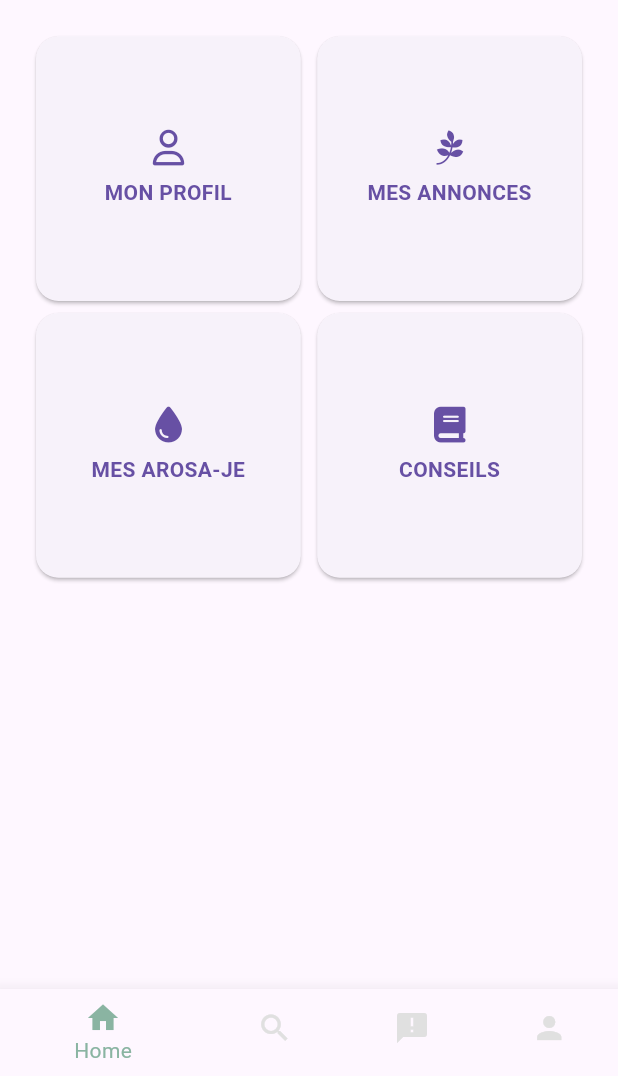
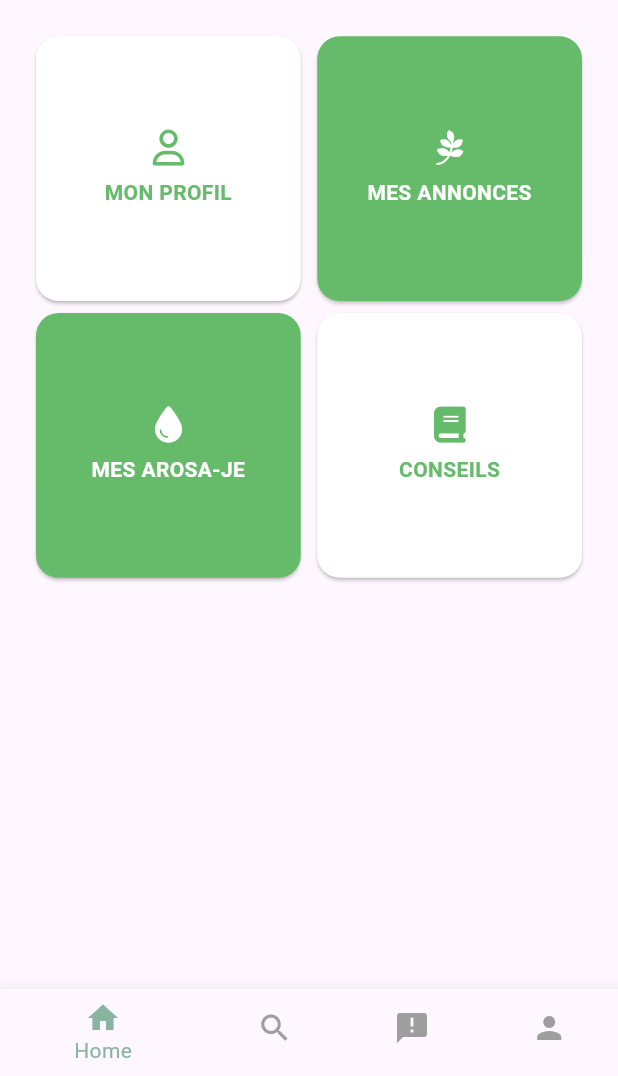
Before and after one commit to Coulibaly00180/MSPR, a Flutter app: the screen it shows after launch, on a phone screen of 412 x 824 dp, the part 160-1236 px from its top. Run offline on Flutter 3.47's test engine with Material 3 defaults, Android fonts, the phone set to English and light mode, and no system bars; our stand-ins replace flutter_map, font_awesome_flutter, go_router, google_fonts, latlong2; missing offline and left inert: navigator.

Commit message:
add colors home page

```diff
--- a/front/lib/app.dart
+++ b/front/lib/app.dart
@@ -47,7 +47,7 @@ class _MyAppState extends State<MyApp> {
           elevation: 10,
           currentIndex: _currentIndex,
           onTap: setCurrentIndex, // Met à jour l'index lorsqu'un onglet est tapé
-          unselectedItemColor: Colors.grey.shade300,
+          unselectedItemColor: Colors.grey,
           items: const [
             BottomNavigationBarItem(
               icon: Icon(Icons.home),
--- a/front/lib/page/home/home_page.dart
+++ b/front/lib/page/home/home_page.dart
@@ -53,7 +53,7 @@ class _HomePageState extends State<HomePage> {
 
   void _showWelcomeMessage() {
     final snackBar = SnackBar(
-      content: Text('Welcome to the App!', textAlign: TextAlign.center),
+      content: const Text('Welcome to the App!', textAlign: TextAlign.center),
       duration: Duration(seconds: 2),
       backgroundColor: Theme.of(context).primaryColor,
     );
@@ -75,10 +75,10 @@ class _HomePageState extends State<HomePage> {
                 mainAxisSpacing: 0,
                 crossAxisCount: 2,
                 children: <Widget>[
-                  _buildButton(context, "MON PROFIL", FontAwesomeIcons.user, "/profil"),
-                  _buildButton(context, "MES ANNONCES", FontAwesomeIcons.pagelines, "/annoncesMenu"),
-                  _buildButton(context, "MES AROSA-JE", FontAwesomeIcons.droplet, "/arosa-je"),
-                  _buildButton(context, "CONSEILS", FontAwesomeIcons.book, "/catalog"),
+                  _buildButton(context, "MON PROFIL", FontAwesomeIcons.user, "/profil", true),
+                  _buildButton(context, "MES ANNONCES", FontAwesomeIcons.pagelines, "/annoncesMenu", false),
+                  _buildButton(context, "MES AROSA-JE", FontAwesomeIcons.droplet, "/arosa-je", false),
+                  _buildButton(context, "CONSEILS", FontAwesomeIcons.book, "/catalog", true),
                 ],
               ),
             ),
@@ -88,7 +88,7 @@ class _HomePageState extends State<HomePage> {
     );
   }
 
-  Widget _buildButton(BuildContext context, String text, IconData iconData, String route) {
+  Widget _buildButton(BuildContext context, String text, IconData iconData, String route, bool isLight) {
     final isButtonPressed = _isPressed[route] ?? false; // Default to not pressed
 
     return GestureDetector(
@@ -104,6 +104,7 @@ class _HomePageState extends State<HomePage> {
         curve: Curves.easeInOut,
         transform: Matrix4.diagonal3Values(isButtonPressed ? 0.95 : 1.0, isButtonPressed ? 0.95 : 1.0, 1),
         child: Card(
+          color: isLight ? Colors.white : Colors.green.shade400,
           shape: RoundedRectangleBorder(
             borderRadius: BorderRadius.circular(15),
           ),
@@ -113,14 +114,14 @@ class _HomePageState extends State<HomePage> {
               children: [
                 Icon(
                   iconData,
-                  color: Theme.of(context).primaryColor,
+                  color: isLight ? Colors.green.shade400 : Colors.white,
                 ),
                 const SizedBox(height: 8),
                 Text(
                   text,
                   textAlign: TextAlign.center,
                   style: TextStyle(
-                    color: Theme.of(context).primaryColor,
+                    color: isLight ? Colors.green.shade400 : Colors.white,
                     fontWeight: FontWeight.bold,
                   ),
                 ),
--- a/front/lib/page/search/search_page.dart
+++ b/front/lib/page/search/search_page.dart
@@ -3,6 +3,7 @@ import 'package:flutter/material.dart';
 import 'package:flutter_map/flutter_map.dart';
 import 'package:latlong2/latlong.dart';
 
+import '../../constant/css.dart';
 import '../../widgets/searchBar/search_bar.dart';
 
 class SearchPage extends StatelessWidget {
@@ -13,7 +14,8 @@ class SearchPage extends StatelessWidget {
   Widget build(BuildContext context) {
     return Scaffold(
       appBar: AppBar(
-        title: const Text("Rechercher une annonce"),
+        title: const Text("Rechercher une annonce de Garde"),
+        backgroundColor: greenBar,
       ),
       body: Stack(
         children: [
```
Also changed, not shown: front/lib/page/annonces/announcement_menu.dart (+14 -6 lines).
